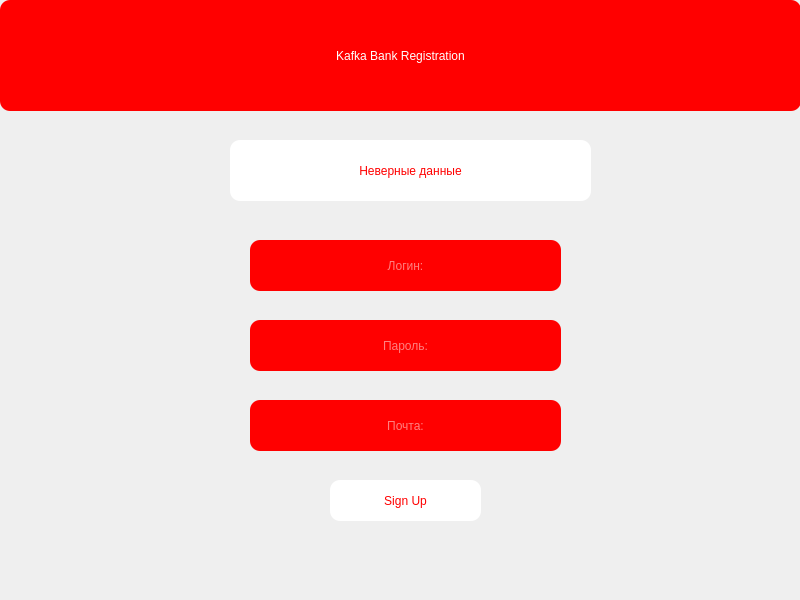
Muhammadaziz00/dz-8, file signup.ui: the form before one commit.
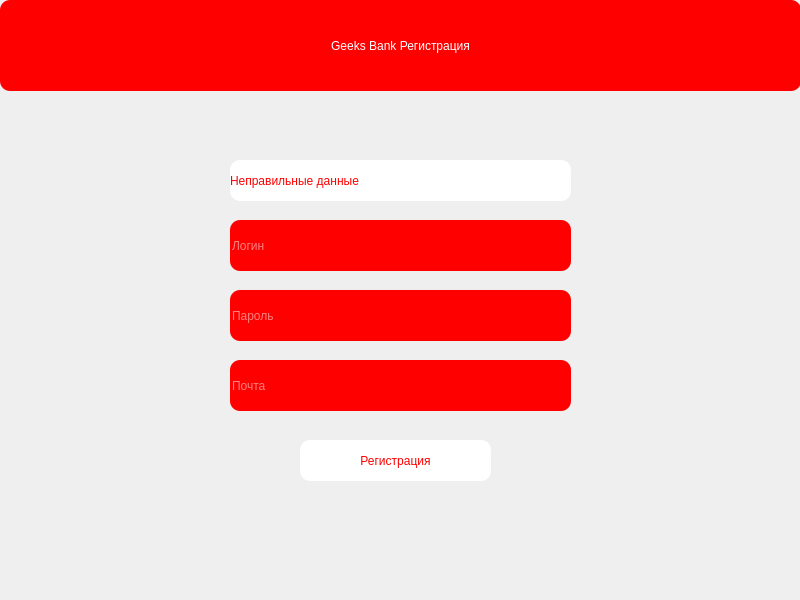
The form after the commit.

Patch:
```diff
--- a/signup.ui
+++ b/signup.ui
@@ -11,151 +11,123 @@
    </rect>
   </property>
   <property name="windowTitle">
-   <string>Sign Up</string>
+   <string>SignUp</string>
   </property>
-  <widget class="QLineEdit" name="password">
-   <property name="geometry">
-    <rect>
-     <x>250</x>
-     <y>320</y>
-     <width>311</width>
-     <height>51</height>
-    </rect>
-   </property>
-   <property name="styleSheet">
-    <string notr="true">font: 63 16pt &quot;Yu Gothic UI Semibold&quot;;
-color:white;
-background-color:red;
-border-radius:10px
-</string>
-   </property>
-   <property name="alignment">
-    <set>Qt::AlignCenter</set>
-   </property>
-   <property name="placeholderText">
-    <string>Пароль:</string>
-   </property>
-   <property name="clearButtonEnabled">
-    <bool>false</bool>
-   </property>
-  </widget>
-  <widget class="QLineEdit" name="login">
-   <property name="geometry">
-    <rect>
-     <x>250</x>
-     <y>240</y>
-     <width>311</width>
-     <height>51</height>
-    </rect>
-   </property>
-   <property name="styleSheet">
-    <string notr="true">font: 63 16pt &quot;Yu Gothic UI Semibold&quot;;
-color:white;
-background-color:red;
-border-radius:10px
-</string>
-   </property>
-   <property name="alignment">
-    <set>Qt::AlignCenter</set>
-   </property>
-   <property name="placeholderText">
-    <string>Логин:</string>
-   </property>
-   <property name="clearButtonEnabled">
-    <bool>false</bool>
-   </property>
-  </widget>
   <widget class="QLabel" name="label">
    <property name="geometry">
     <rect>
      <x>0</x>
      <y>0</y>
      <width>801</width>
-     <height>111</height>
+     <height>91</height>
     </rect>
    </property>
    <property name="styleSheet">
-    <string notr="true">font: 63 26pt &quot;Yu Gothic UI Semibold&quot;;
-color:white;
-background-color:red;
-border-radius:10px
-
-</string>
+    <string notr="true">font: 17pt &quot;Yu Gothic UI Semibold&quot;;
+color: white;
+background-color: red;
+border-radius: 10px;</string>
    </property>
    <property name="text">
-    <string>Kafka Bank Registration</string>
+    <string>Geeks Bank Регистрация</string>
    </property>
    <property name="alignment">
     <set>Qt::AlignCenter</set>
    </property>
   </widget>
-  <widget class="QLabel" name="error">
+  <widget class="QLineEdit" name="login">
    <property name="geometry">
     <rect>
      <x>230</x>
-     <y>140</y>
-     <width>361</width>
-     <height>61</height>
+     <y>220</y>
+     <width>341</width>
+     <height>51</height>
     </rect>
    </property>
    <property name="styleSheet">
-    <string notr="true">font: 63 20pt &quot;Yu Gothic UI Semibold&quot;;
-color:red;
-background-color:white;
-border-radius:10px
-</string>
+    <string notr="true">font: 14pt &quot;Yu Gothic UI Semibold&quot;;
+color: white;
+background-color: red;
+border-radius: 10px;</string>
    </property>
-   <property name="text">
-    <string>Неверные данные</string>
+   <property name="placeholderText">
+    <string>Логин</string>
    </property>
-   <property name="alignment">
-    <set>Qt::AlignCenter</set>
-   </property>
   </widget>
-  <widget class="QLineEdit" name="mail">
+  <widget class="QLineEdit" name="password">
    <property name="geometry">
     <rect>
-     <x>250</x>
-     <y>400</y>
-     <width>311</width>
+     <x>230</x>
+     <y>290</y>
+     <width>341</width>
      <height>51</height>
     </rect>
    </property>
    <property name="styleSheet">
-    <string notr="true">font: 63 16pt &quot;Yu Gothic UI Semibold&quot;;
-color:white;
-background-color:red;
-border-radius:10px
-</string>
+    <string notr="true">font: 14pt &quot;Yu Gothic UI Semibold&quot;;
+color: white;
+background-color: red;
+border-radius: 10px;</string>
    </property>
-   <property name="alignment">
-    <set>Qt::AlignCenter</set>
-   </property>
    <property name="placeholderText">
-    <string>Почта:</string>
+    <string>Пароль</string>
    </property>
-   <property name="clearButtonEnabled">
-    <bool>false</bool>
+  </widget>
+  <widget class="QLineEdit" name="email">
+   <property name="geometry">
+    <rect>
+     <x>230</x>
+     <y>360</y>
+     <width>341</width>
+     <height>51</height>
+    </rect>
+   </property>
+   <property name="styleSheet">
+    <string notr="true">font: 14pt &quot;Yu Gothic UI Semibold&quot;;
+color: white;
+background-color: red;
+border-radius: 10px;</string>
+   </property>
+   <property name="placeholderText">
+    <string>Почта</string>
    </property>
   </widget>
   <widget class="QPushButton" name="signup">
    <property name="geometry">
     <rect>
-     <x>330</x>
-     <y>480</y>
-     <width>151</width>
+     <x>300</x>
+     <y>440</y>
+     <width>191</width>
      <height>41</height>
     </rect>
    </property>
    <property name="styleSheet">
-    <string notr="true">font: 63 16pt &quot;Yu Gothic UI Semibold&quot;;
-color:red;
-background-color:white;
-border-radius:10px
-</string>
+    <string notr="true">font: 17pt &quot;Yu Gothic UI Semibold&quot;;
+color: red;
+background-color: white;
+border-radius: 10px;</string>
    </property>
    <property name="text">
-    <string>Sign Up</string>
+    <string>Регистрация</string>
+   </property>
+  </widget>
+  <widget class="QLabel" name="error">
+   <property name="geometry">
+    <rect>
+     <x>230</x>
+     <y>160</y>
+     <width>341</width>
+     <height>41</height>
+    </rect>
+   </property>
+   <property name="styleSheet">
+    <string notr="true">font: 17pt &quot;Yu Gothic UI Semibold&quot;;
+color: red;
+background-color: white;
+border-radius: 10px;</string>
+   </property>
+   <property name="text">
+    <string>Неправильные данные</string>
    </property>
   </widget>
  </widget>
```
